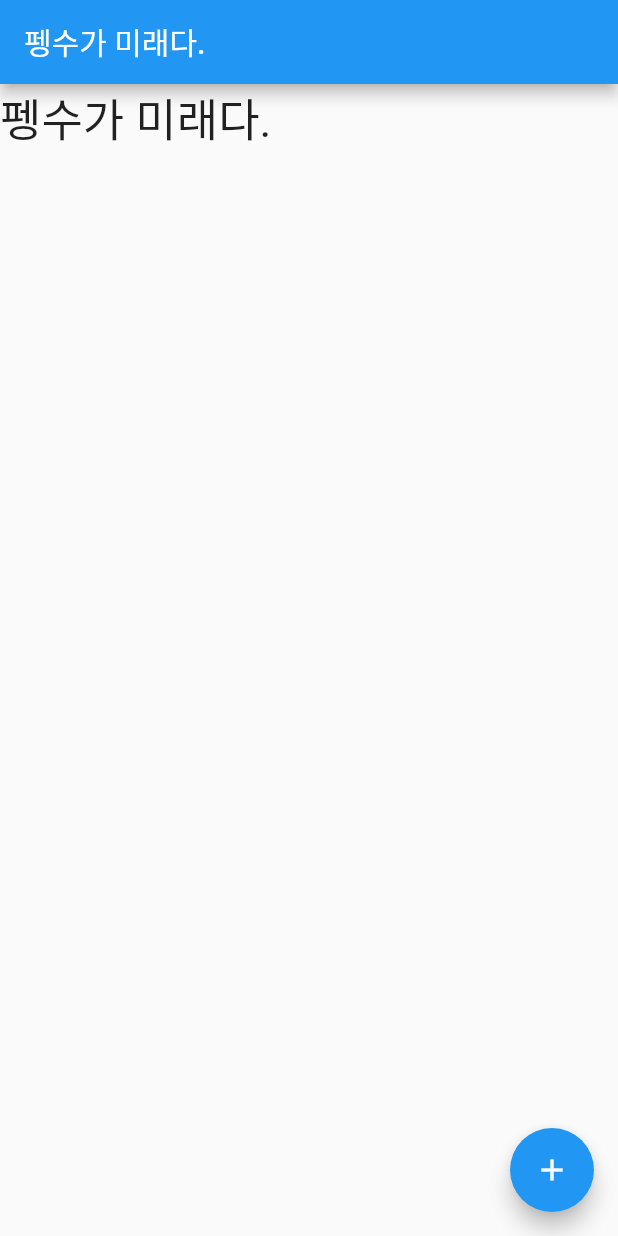
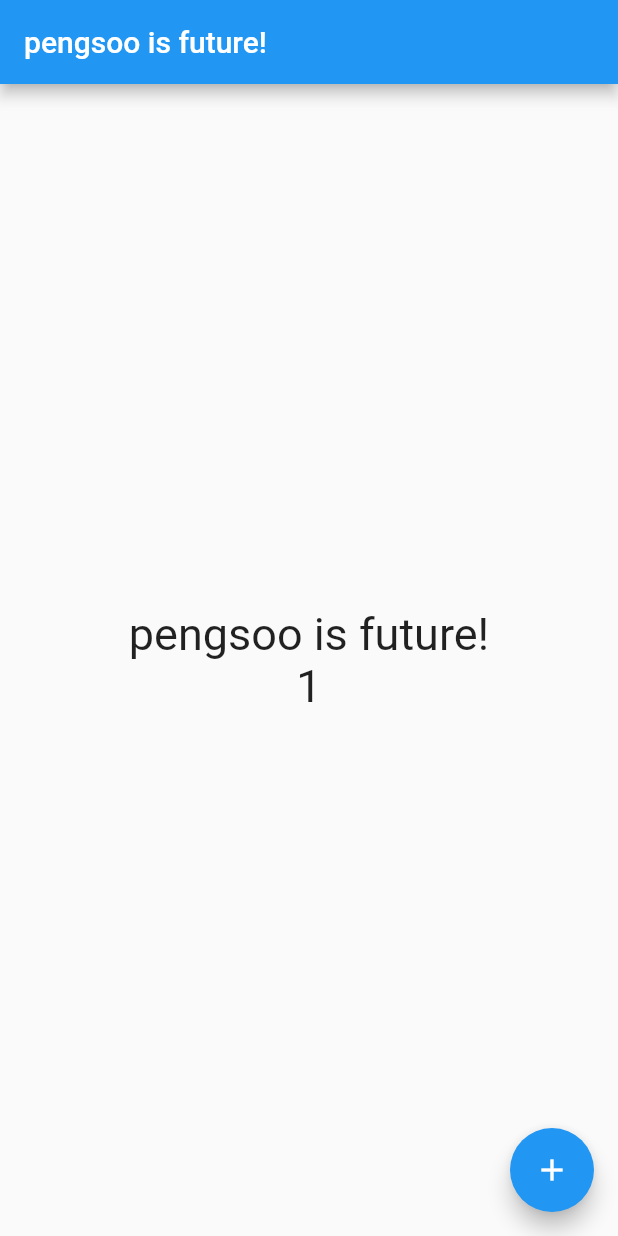
Before and after one commit to ooeunz/flutter_basic, a Flutter app: the screen it shows after launch, after a tap on the "add" icon, on a phone screen of 412 x 824 dp. Run offline on Flutter 3.47's test engine with Material 2 defaults, Android fonts, the phone set to English and light mode, and no system bars.

Commit message:
modify count

```diff
--- a/lib/main.dart
+++ b/lib/main.dart
@@ -41,6 +41,7 @@ class HelloPage extends StatefulWidget {
 
 class _HelloPageState extends State<HelloPage> {
   String _message = "pengsoo is future!";
+  int _counter = 0;
 
   @override
   Widget build(BuildContext context) {
@@ -52,13 +53,21 @@ class _HelloPageState extends State<HelloPage> {
       appBar: AppBar(
         title: Text(_message),
       ),
-      body: Text(_message, style: TextStyle(fontSize: 30),)
+      body: Center(
+          child: Column(
+            mainAxisAlignment: MainAxisAlignment.center,
+            children: <Widget>[
+              Text(_message, style: TextStyle(fontSize: 30)),
+              Text('$_counter', style: TextStyle(fontSize: 30)),
+            ],
+          )
+      )
     );
   }
 
   void _changeMessage() {
     setState(() {
-      _message = "펭수가 미래다.";
+      _counter++;
     });
   }
 }
```
